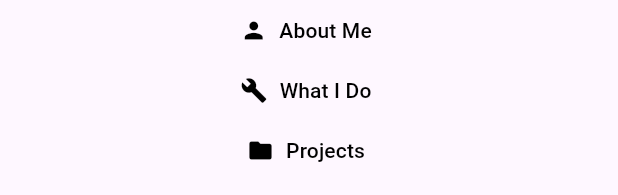
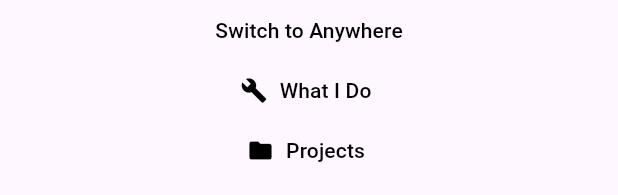
Before and after one commit to Paz1Ws/MyPortfolio, a Flutter app: the CustomBottomSheetNavigator widget shown alone on an empty page, opened directly, on a phone screen of 412 x 824 dp. Shown: the top 195 px of the screen. Run offline on Flutter 3.47's test engine with Material 3 defaults, Android fonts, the phone set to English and light mode, and no system bars; our stand-ins replace animate_do, audioplayers, carousel_slider, flutter_riverpod, font_awesome_flutter, google_fonts and 1 more; missing offline and left inert: swipe_deck.

Commit message:
Portfolio v1.1 Finished!

```diff
--- a/lib/config/providers/media_provider.dart
+++ b/lib/config/providers/media_provider.dart
@@ -8,6 +8,7 @@ class MediaProvider {
     Uri.parse("mailto: rewardmnx@gmail.com")
   ];
   final List<Uri> projectsLinks = [
+    Uri.parse("https://github.com/Paz1Ws/JobMatch"),
     Uri.parse("https://github.com/Paz1Ws/billboard")
   ];
   void launchURL(int i) async {
@@ -18,6 +19,6 @@ class MediaProvider {
 
   void download_CV() async {
     await launchUrl(Uri.parse(
-        "https://drive.google.com/file/d/1e58wtBIwHplIe3lXgajiDLqMF3OjsTZD/view?usp=drive_link"));
+        "https://drive.google.com/file/d/1e58wtBIwHplIe3lXgajiDLqMF3OjsTZD/view?usp=sharing"));
   }
 }
--- a/lib/main.dart
+++ b/lib/main.dart
@@ -1,7 +1,7 @@
 import 'package:flutter/material.dart';
 import 'package:flutter_riverpod/flutter_riverpod.dart';
 import 'package:my_portfolio/config/theme/global_theme.dart';
-import 'package:my_portfolio/presentation/widgets/General/SplashScreen/screen_loader.dart';
+import 'package:my_portfolio/presentation/screens/global_screen.dart';
 
 void main() async {
   runApp(const ProviderScope(child: MainApp()));
@@ -17,6 +17,6 @@ class MainApp extends ConsumerWidget {
         theme:
             theme.globalBrightnessisDark ? ThemeData.dark() : ThemeData.light(),
         debugShowCheckedModeBanner: false,
-        home: const SplashScreen());
+        home: GlobalScreen());
   }
 }
--- a/lib/presentation/widgets/General/custom_bottom_shet_navigator.dart
+++ b/lib/presentation/widgets/General/custom_bottom_shet_navigator.dart
@@ -1,3 +1,5 @@
+import 'dart:math';
+
 import 'package:flutter/material.dart';
 import 'package:flutter_riverpod/flutter_riverpod.dart';
 import 'package:font_awesome_flutter/font_awesome_flutter.dart';
@@ -15,23 +17,33 @@ class CustomBottomSheetNavigator extends ConsumerWidget {
 
     return SizedBox(
       height:
-          MediaQuery.of(context).size.height * 0.3, // Adjust height as needed
+          MediaQuery.of(context).size.height * 0.31, // Adjust height as needed
       child: ListView.builder(
         itemExtent: 40,
         itemCount: 6, // Number of navigation options (modify as needed)
         itemBuilder: (context, index) {
+          final text = getText(index, color);
+          if (text.data == 'Switch to Anywhere') {
+            final randomIndex = Random().nextInt(5) + 1;
+            return TextButton.icon(
+              onPressed: () {
+                ref
+                    .read(indexPagination.notifier)
+                    .update((state) => state = randomIndex);
+              },
+              label: text,
+            );
+          } else {
             return TextButton.icon(
               onPressed: () {
                 ref
                     .read(indexPagination.notifier)
                     .update((state) => state = index);
               },
-
               icon: getIcon(index, color),
-
-            label: getText(
-                index, color), // Function to return appropriate text (optional)
+              label: text,
             );
+          }
         },
       ),
     );
@@ -40,8 +52,6 @@ class CustomBottomSheetNavigator extends ConsumerWidget {
 
 Widget getIcon(int index, Color color) {
   switch (index) {
-    case 0:
-      return Icon(Icons.person, color: color);
     case 1:
       return Icon(Icons.build, color: color);
     case 2:
@@ -53,14 +63,12 @@ Widget getIcon(int index, Color color) {
     case 5:
       return Icon(Icons.mail, color: color);
     default:
-      return Icon(Icons.error, color: color);
+      return const Text('');
   }
 }
 
 Text getText(int index, Color color) {
   switch (index) {
-    case 0:
-      return Text('About Me', style: TextStyle(color: color));
     case 1:
       return Text('What I Do', style: TextStyle(color: color));
     case 2:
@@ -72,6 +80,6 @@ Text getText(int index, Color color) {
     case 5:
       return Text('Contact', style: TextStyle(color: color));
     default:
-      return Text('Error', style: TextStyle(color: color));
+      return Text('Switch to Anywhere', style: TextStyle(color: color));
   }
 }
--- a/lib/presentation/widgets/General/social_media_buttons.dart
+++ b/lib/presentation/widgets/General/social_media_buttons.dart
@@ -16,7 +16,10 @@ class SocialMediaButtons extends StatelessWidget {
   Widget build(BuildContext context) {
     final color = Theme.of(context).brightness == Brightness.dark
         ? Colors.white
-        : Colors.black;
+        : alignment == MainAxisAlignment.center
+            ? Colors.white
+            : Colors.black;
+
     return Row(
       mainAxisAlignment: alignment,
       children: [
```
Also changed, not shown: lib/presentation/screens/projects_screen.dart (+8 -0 lines), lib/presentation/screens/what_I_do.dart (+5 -5 lines), lib/presentation/widgets/Certifications&Skills/Skills/skill_list.dart (+6 -2 lines), lib/presentation/widgets/General/SplashScreen/screen_loader.dart (deleted, +0 -23 lines), lib/presentation/widgets/Projects/information_project_card.dart (+5 -2 lines), 1 other file. Lines whose indentation alone changed are shown as unchanged.
